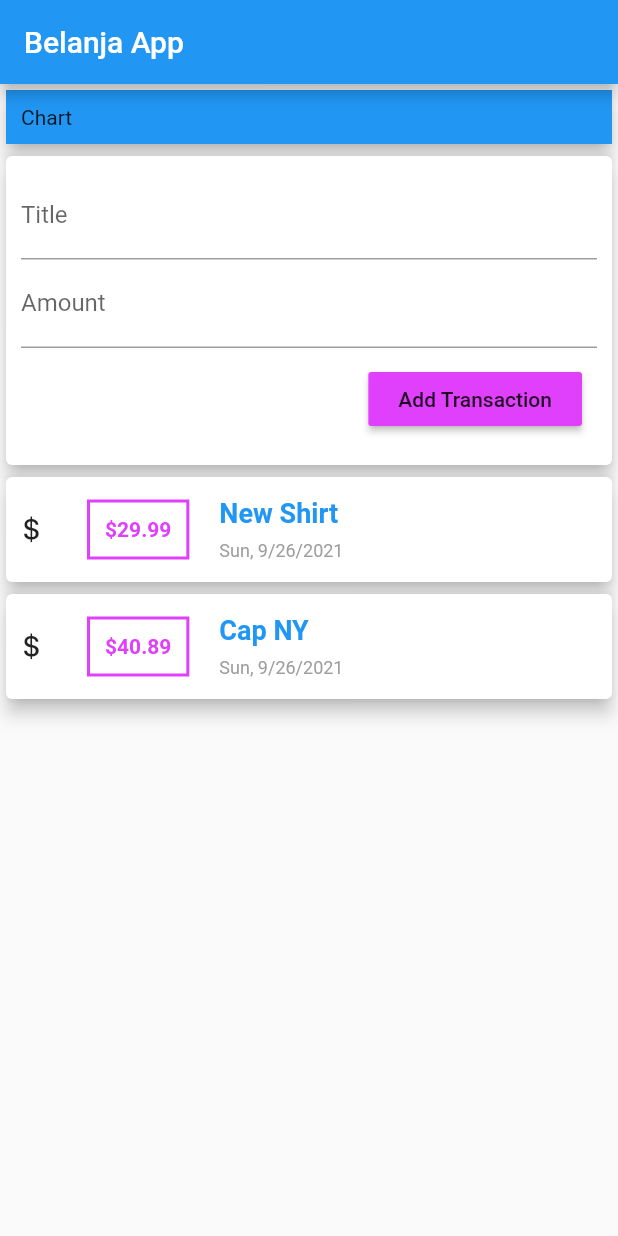
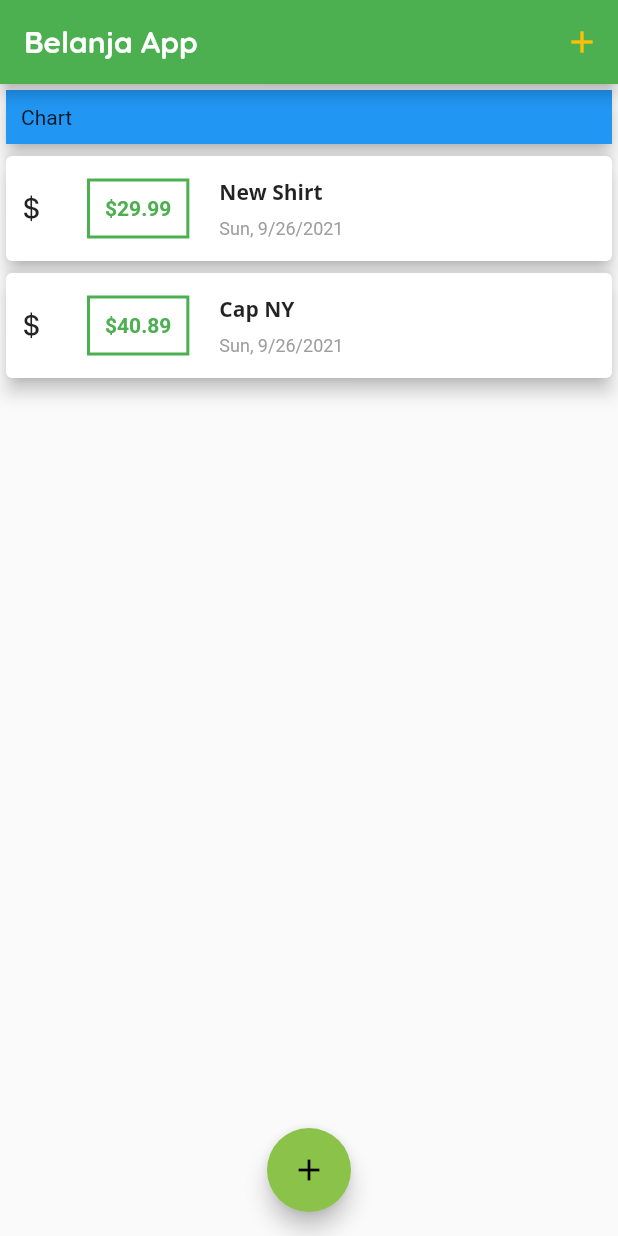
Before and after one commit to fadzlitown/belanja_app, a Flutter app: the screen it shows after launch, on a phone screen of 412 x 824 dp. Run offline on Flutter 3.47's test engine with Material 2 defaults, Android fonts, the phone set to English and light mode, and no system bars.

Commit message:
Part 5 - Added Floating Button, Icon & callback function to add new transaction - Created a BottomSheet & add NewTransaction screen inside ButtomSheet - Change Homepage to StatefulWidget (to keep _userTransactions states) - Change NewTransaction to StatefulWidget (to keep the user's input for title & amount - so that state wont clear in bottomSheet) - Theming Appbar, Title Appbar & global title text (headlines) inside the main - imported the fonts

```diff
--- a/lib/main.dart
+++ b/lib/main.dart
@@ -1,10 +1,7 @@
 import 'package:belanja_app/widgets/new_transaction.dart';
 import 'package:belanja_app/widgets/transaction_list.dart';
-import 'package:belanja_app/widgets/user_transaction.dart';
 import 'package:flutter/cupertino.dart';
 import 'package:flutter/material.dart';
-import 'package:flutter/services.dart';
-import 'package:intl/intl.dart';
 
 import 'models/transaction.dart';
 
@@ -20,30 +17,83 @@ class MyApp extends StatelessWidget {
       title: 'Flutter Demo',
       theme: ThemeData(
           // This is the theme of your application.
-        //
-        // Try running your application with "flutter run". You'll see the
-        // application has a blue toolbar. Then, without quitting the app, try
-        // changing the primarySwatch below to Colors.green and then invoke
-        // "hot reload" (press "r" in the console where you ran "flutter run",
-        // or simply save your changes to "hot reload" in a Flutter IDE).
-        // Notice that the counter didn't reset back to zero; the application
-        // is not restarted.
-        primarySwatch: Colors.blue,
-      ),
+          ///primarySwatch = diff shade of colors, primaryColor = single color
+          /// will reflect to the appbar & other undefined floating button
+          primarySwatch: Colors.green,
+          accentColor: Colors.lightGreen,
+          fontFamily: 'OpenSans',
+
+          /// TITLE THEME WIDGET : headline6
+          textTheme: ThemeData.light().textTheme.copyWith(
+              headline6: TextStyle(
+                  fontFamily: 'OpenSans',
+                  fontSize: 14,
+                  fontWeight: FontWeight.bold)),
+          appBarTheme: AppBarTheme(
+
+              /// TITLE APPBAR THEME
+              /// AppBarTheme has own text theme which we could override, all title text in the app
+              textTheme: ThemeData.light().textTheme.copyWith(
+                  headline6: TextStyle(
+                      fontFamily: 'OpenSans',
+                      fontSize: 20,
+                      fontWeight: FontWeight.bold)))),
       home: MyHomePage(),
     );
   }
 }
 
-class MyHomePage extends StatelessWidget {
+class MyHomePage extends StatefulWidget {
   // String titleInput;
   // String amountInput;
+
+  @override
+  _MyHomePageState createState() => _MyHomePageState();
+}
+
+class _MyHomePageState extends State<MyHomePage> {
+  final List<Transaction> _userTransactions = [
+    Transaction(
+        id: '1', title: 'New Shirt', amount: 29.99, dateTime: DateTime.now()),
+    Transaction(
+        id: '2', title: 'Cap NY', amount: 40.89, dateTime: DateTime.now())
+  ];
+
+  void _addTransaction(Transaction transaction) {
+    setState(() {
+      _userTransactions.add(transaction);
+    });
+  }
+
+  void _startAddNewTransaction(BuildContext ctx) {
+    showModalBottomSheet(
+        context: ctx,
+        builder: (_) {
+          return GestureDetector(
+              child: NewTransaction(_addTransaction),
+              onTap: () {},
+
+              ///avoid the sheet not close when top on it
+              behavior: HitTestBehavior.opaque);
+        });
+  }
 
   @override
   Widget build(BuildContext context) {
     return Scaffold(
       appBar: AppBar(
-          title: Text('Belanja App'),
+        title: Text(
+          'Belanja App',
+          style: TextStyle(fontFamily: 'Quicksand'),
+        ),
+        actions: <Widget>[
+          IconButton(
+              icon: Icon(
+                Icons.add,
+                color: Colors.amber,
+              ),
+              onPressed: () => _startAddNewTransaction(context))
+        ],
       ),
       body: SingleChildScrollView(
         child: Column(
@@ -70,8 +120,17 @@ class MyHomePage extends StatelessWidget {
                 ),
                 elevation: 5,
               ),
-                UserTransaction()
+
+              /// NewTransaction(_addTransaction),   --> already handle in BottomSheet!
+
+              /// pass the func pointer here
+              TransactionList(_userTransactions)
             ]),
-        ));
+      ),
+      floatingActionButtonLocation: FloatingActionButtonLocation.centerFloat,
+      floatingActionButton: FloatingActionButton(
+          child: Icon(Icons.add),
+          onPressed: () => _startAddNewTransaction(context)),
+    );
   }
 }
--- a/lib/widgets/new_transaction.dart
+++ b/lib/widgets/new_transaction.dart
@@ -1,13 +1,21 @@
 import 'package:belanja_app/models/transaction.dart';
 import 'package:flutter/material.dart';
 
-class NewTransaction extends StatelessWidget {
+/// Note: IF THIS Transaction is using StatelessWidget, then the title & amount inputs cannot be kept due to stateless
+/// Hence change to StatefulWidget instead: bcs State will detach from the UI screen & keep the data
+class NewTransaction extends StatefulWidget {
+  final Function addTransaction;
+  NewTransaction(this.addTransaction);
+
+  @override
+  _NewTransactionState createState() => _NewTransactionState();
+}
+
+class _NewTransactionState extends State<NewTransaction> {
   /// flutter will connect this controller into the field wdget. will listen & save the user's input
   final titleInput = TextEditingController();
+
   final amountInput = TextEditingController();
-
-  final Function addTransaction;
-  NewTransaction(this.addTransaction);
 
   @override
   Widget build(BuildContext context) {
@@ -65,10 +73,14 @@ class NewTransaction extends StatelessWidget {
       return;
     }
 
-    addTransaction(Transaction(
+    ///  by calling 'widget', we can access the property inside the NewTransaction widget
+    widget.addTransaction(Transaction(
         id: DateTime.now().toString(),
         title: enteredTitle,
         amount: enteredAmount,
         dateTime: DateTime.now()));
+
+    ///close the top most screen, & context is coming from the State framework
+    Navigator.of(context).pop();
   }
 }
--- a/lib/widgets/transaction_list.dart
+++ b/lib/widgets/transaction_list.dart
@@ -34,22 +34,20 @@ class TransactionList extends StatelessWidget {
                     child: Text('\$' + '${list[pos].amount.toStringAsFixed(2)}',
                         style: TextStyle(
                             fontWeight: FontWeight.bold,
-                            color: Colors.purpleAccent)),
+                            color: Theme.of(context).primaryColor)),
                     margin: EdgeInsets.symmetric(horizontal: 20, vertical: 15),
                     decoration: BoxDecoration(
-                        border:
-                            Border.all(color: Colors.purpleAccent, width: 2.0)),
+                        border: Border.all(
+                            color: Theme.of(context).primaryColor, width: 2.0)),
                     padding: EdgeInsets.all(10),
                   ),
                   Column(
                     children: [
                       Container(
+                        ///if this text require a specific theming, we need to define globally at main class
                         child: Text(
                           list[pos].title.toString(),
-                          style: TextStyle(
-                              fontWeight: FontWeight.bold,
-                              fontSize: 18,
-                              color: Colors.blue),
+                          style: Theme.of(context).textTheme.headline6,
                         ),
                         margin: EdgeInsets.only(bottom: 8),
                       ),
--- a/lib/widgets/user_transaction.dart
+++ b/lib/widgets/user_transaction.dart
@@ -10,28 +10,10 @@ class UserTransaction extends StatefulWidget {
 }
 
 class _UserTransactionState extends State<UserTransaction> {
-  final List<Transaction> _userTransactions = [
-    Transaction(
-        id: '1', title: 'New Shirt', amount: 29.99, dateTime: DateTime.now()),
-    Transaction(
-        id: '2', title: 'Cap NY', amount: 40.89, dateTime: DateTime.now())
-  ];
-
-  void _addTransaction(Transaction transaction) {
-    setState(() {
-      _userTransactions.add(transaction);
-    });
-  }
-
   @override
   Widget build(BuildContext context) {
     return Column(
       children: <Widget>[
-        NewTransaction(_addTransaction),
-
-        /// pass the func pointer here
-        TransactionList(_userTransactions)
-
         /// pass the variable list here
       ],
     );
```
Also changed, not shown: pubspec.yaml (+12 -7 lines), assets/fonts/OpenSans-Bold.ttf (added), assets/fonts/OpenSans-Regular.ttf (added), assets/fonts/Quicksand-Bold.ttf (added), assets/fonts/Quicksand-Light.ttf (added), assets/fonts/Quicksand-Medium.ttf (added), assets/fonts/Quicksand-Regular.ttf (added). Lines whose indentation alone changed are shown as unchanged.
